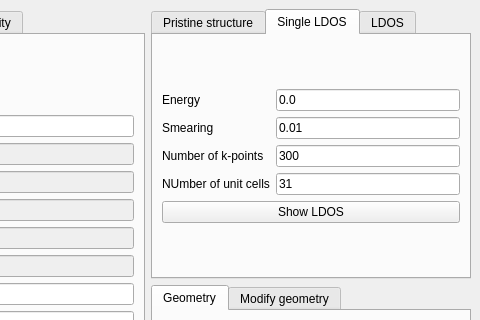
Qt form interface-pyqt/impurity_embedding/interface.ui (joselado/quantum-honeycomp) before a commit; both pictures show x 184 to 664 and y 0 to 320 of the 664 by 614 pixel window.
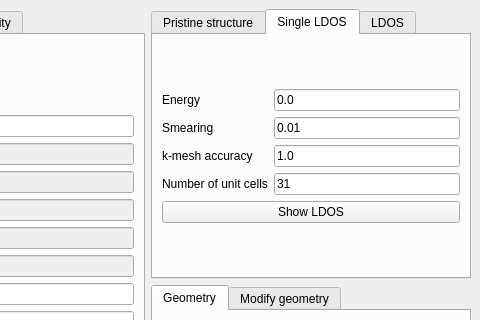
The same form after that commit.

```diff
--- a/interface-pyqt/impurity_embedding/interface.ui
+++ b/interface-pyqt/impurity_embedding/interface.ui
@@ -522,7 +522,7 @@
           <item row="2" column="0">
            <widget class="QLabel" name="label_15">
             <property name="text">
-             <string>Number of k-points</string>
+             <string>k-mesh accuracy</string>
             </property>
            </widget>
           </item>
@@ -536,7 +536,7 @@
           <item row="2" column="1">
            <widget class="QLineEdit" name="nk_embedding_ldos">
             <property name="text">
-             <string>300</string>
+             <string>1.0</string>
             </property>
            </widget>
           </item>
@@ -550,7 +550,7 @@
           <item row="3" column="0">
            <widget class="QLabel" name="label_17">
             <property name="text">
-             <string>NUmber of unit cells</string>
+             <string>Number of unit cells</string>
             </property>
            </widget>
           </item>
```
Left out of the diff: 11 changed lines with no effect on the pictures.
